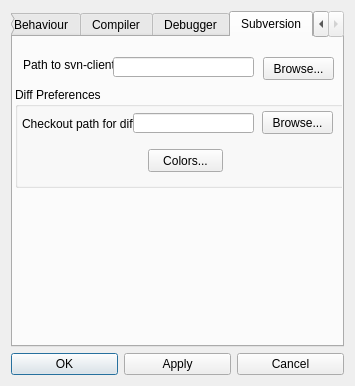
Before: the Qt Designer form qreal/qrgui/mainwindow/preferencesDialog.ui in qreal/qreal, drawn with Qt 5.
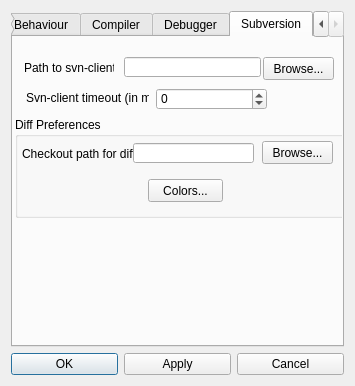
After: the same form once the commit is applied. Icons and pictures are not drawn.

Commit message: Fixed error providing. Fixed revision number providing. Added clean up operation. Fixed execution indicator ignoring. Fixed diff window parentness. Fixed client process time out (added corresponding preference). Fixed case of wrong or empty path to client executable.

```diff
--- a/qreal/qrgui/mainwindow/preferencesDialog.ui
+++ b/qreal/qrgui/mainwindow/preferencesDialog.ui
@@ -988,25 +988,12 @@
       <attribute name="title">
        <string>Subversion</string>
       </attribute>
-      <widget class="QLabel" name="label_26">
-       <property name="geometry">
-        <rect>
-         <x>10</x>
-         <y>20</y>
-         <width>91</width>
-         <height>16</height>
-        </rect>
-       </property>
-       <property name="text">
-        <string>Path to svn-client</string>
-       </property>
-      </widget>
       <widget class="QLineEdit" name="pathToSvnClientLineEdit">
        <property name="geometry">
         <rect>
-         <x>100</x>
+         <x>111</x>
          <y>20</y>
-         <width>141</width>
+         <width>137</width>
          <height>20</height>
         </rect>
        </property>
@@ -1028,7 +1015,7 @@
        <property name="geometry">
         <rect>
          <x>2</x>
-         <y>50</y>
+         <y>80</y>
          <width>331</width>
          <height>101</height>
         </rect>
@@ -1086,6 +1073,51 @@
         </property>
        </widget>
       </widget>
+      <widget class="QLabel" name="label_28">
+       <property name="geometry">
+        <rect>
+         <x>13</x>
+         <y>53</y>
+         <width>123</width>
+         <height>16</height>
+        </rect>
+       </property>
+       <property name="text">
+        <string>Svn-client timeout (in ms)</string>
+       </property>
+      </widget>
+      <widget class="QSpinBox" name="svnClientTimeoutSpinBox">
+       <property name="geometry">
+        <rect>
+         <x>143</x>
+         <y>51</y>
+         <width>111</width>
+         <height>22</height>
+        </rect>
+       </property>
+       <property name="minimum">
+        <number>-1</number>
+       </property>
+       <property name="maximum">
+        <number>2000000000</number>
+       </property>
+       <property name="singleStep">
+        <number>100</number>
+       </property>
+      </widget>
+      <widget class="QLabel" name="label_26">
+       <property name="geometry">
+        <rect>
+         <x>11</x>
+         <y>23</y>
+         <width>90</width>
+         <height>16</height>
+        </rect>
+       </property>
+       <property name="text">
+        <string>Path to svn-client</string>
+       </property>
+      </widget>
      </widget>
     </widget>
    </item>
```
The commit also changes 46 other files.
